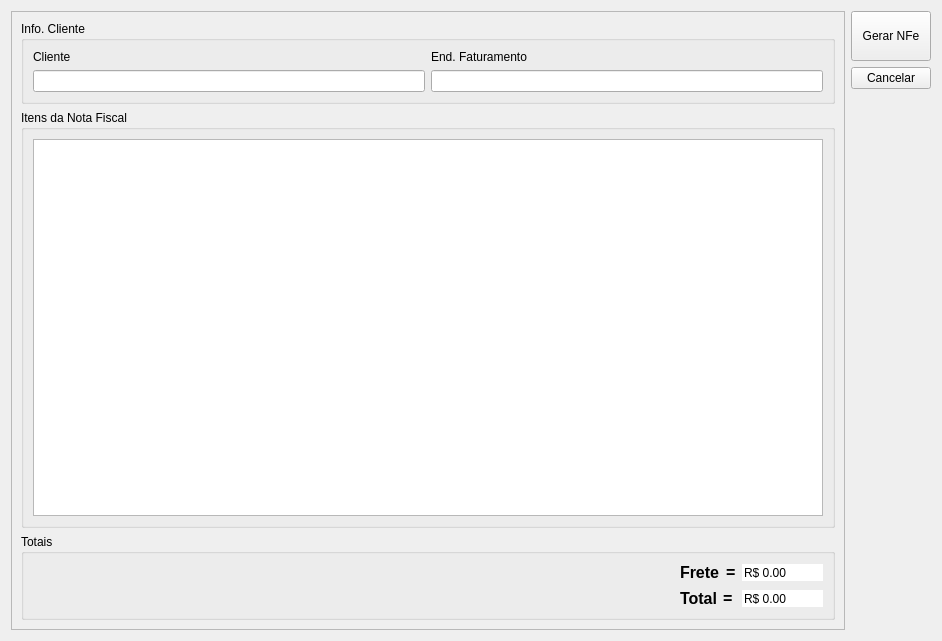
Qt form cadastrarnfe.ui (lellisls/ERP-STACCATO) before a commit.
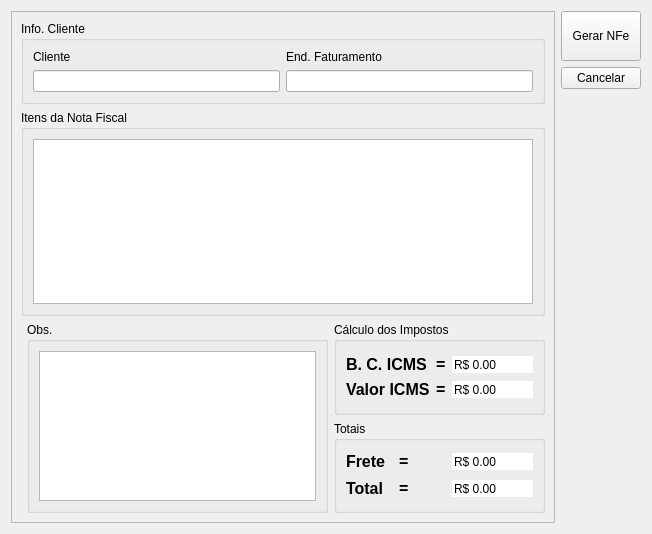
The same form after that commit. Custom widgets are drawn as their Qt base class.

Commit message: Novos campos na ui de NFe

Patch:
```diff
--- a/cadastrarnfe.ui
+++ b/cadastrarnfe.ui
@@ -9,8 +9,8 @@
    <rect>
     <x>0</x>
     <y>0</y>
-    <width>942</width>
-    <height>641</height>
+    <width>652</width>
+    <height>534</height>
    </rect>
   </property>
   <property name="windowTitle">
@@ -32,7 +32,7 @@
       <enum>QFrame::Raised</enum>
      </property>
      <layout class="QGridLayout" name="gridLayout">
-      <item row="0" column="0">
+      <item row="0" column="0" colspan="3">
        <widget class="QGroupBox" name="groupBox">
         <property name="title">
          <string>Info. Cliente</string>
@@ -61,38 +61,13 @@
         </layout>
        </widget>
       </item>
-      <item row="1" column="0">
-       <widget class="QGroupBox" name="groupBox_2">
-        <property name="title">
-         <string>Itens da Nota Fiscal</string>
-        </property>
-        <layout class="QGridLayout" name="gridLayout_5">
-         <item row="0" column="0">
-          <widget class="QTableView" name="tableView"/>
-         </item>
-        </layout>
-       </widget>
-      </item>
-      <item row="2" column="0">
+      <item row="4" column="2">
        <widget class="QGroupBox" name="groupBox_3">
         <property name="title">
          <string>Totais</string>
         </property>
         <layout class="QGridLayout" name="gridLayout_7">
-         <item row="0" column="0">
-          <spacer name="horizontalSpacer">
-           <property name="orientation">
-            <enum>Qt::Horizontal</enum>
-           </property>
-           <property name="sizeHint" stdset="0">
-            <size>
-             <width>40</width>
-             <height>20</height>
-            </size>
-           </property>
-          </spacer>
-         </item>
-         <item row="1" column="1">
+         <item row="1" column="0">
           <layout class="QGridLayout" name="gridLayout_6">
            <item row="0" column="0">
             <widget class="QLabel" name="label_16">
@@ -155,7 +130,7 @@
            </item>
           </layout>
          </item>
-         <item row="0" column="1">
+         <item row="0" column="0">
           <layout class="QGridLayout" name="gridLayout_4">
            <item row="0" column="1">
             <widget class="QLabel" name="label_4">
@@ -221,6 +196,190 @@
         </layout>
        </widget>
       </item>
+      <item row="3" column="2">
+       <widget class="QGroupBox" name="groupBox_4">
+        <property name="title">
+         <string>Cálculo dos Impostos</string>
+        </property>
+        <layout class="QGridLayout" name="gridLayout_9">
+         <item row="1" column="0">
+          <layout class="QGridLayout" name="gridLayout_8">
+           <item row="1" column="0">
+            <widget class="QLabel" name="label_18">
+             <property name="font">
+              <font>
+               <pointsize>12</pointsize>
+               <weight>75</weight>
+               <bold>true</bold>
+              </font>
+             </property>
+             <property name="text">
+              <string>Valor ICMS</string>
+             </property>
+             <property name="alignment">
+              <set>Qt::AlignLeading|Qt::AlignLeft|Qt::AlignVCenter</set>
+             </property>
+            </widget>
+           </item>
+           <item row="0" column="2">
+            <widget class="QDoubleSpinBox" name="doubleSpinBoxBCICMS">
+             <property name="toolTip">
+              <string>&lt;html&gt;&lt;head/&gt;&lt;body&gt;&lt;p&gt;Valor total do orçamento, com desconto final.&lt;/p&gt;&lt;/body&gt;&lt;/html&gt;</string>
+             </property>
+             <property name="wrapping">
+              <bool>false</bool>
+             </property>
+             <property name="frame">
+              <bool>false</bool>
+             </property>
+             <property name="readOnly">
+              <bool>true</bool>
+             </property>
+             <property name="buttonSymbols">
+              <enum>QAbstractSpinBox::NoButtons</enum>
+             </property>
+             <property name="correctionMode">
+              <enum>QAbstractSpinBox::CorrectToNearestValue</enum>
+             </property>
+             <property name="prefix">
+              <string>R$ </string>
+             </property>
+             <property name="maximum">
+              <double>9999999.000000000000000</double>
+             </property>
+            </widget>
+           </item>
+           <item row="0" column="0">
+            <widget class="QLabel" name="label_17">
+             <property name="font">
+              <font>
+               <pointsize>12</pointsize>
+               <weight>75</weight>
+               <bold>true</bold>
+              </font>
+             </property>
+             <property name="text">
+              <string>B. C. ICMS</string>
+             </property>
+             <property name="alignment">
+              <set>Qt::AlignLeading|Qt::AlignLeft|Qt::AlignVCenter</set>
+             </property>
+            </widget>
+           </item>
+           <item row="1" column="1">
+            <widget class="QLabel" name="label_7">
+             <property name="font">
+              <font>
+               <pointsize>12</pointsize>
+               <weight>75</weight>
+               <bold>true</bold>
+              </font>
+             </property>
+             <property name="text">
+              <string>=</string>
+             </property>
+            </widget>
+           </item>
+           <item row="1" column="2">
+            <widget class="QDoubleSpinBox" name="doubleSpinBoxVlICMS">
+             <property name="toolTip">
+              <string>&lt;html&gt;&lt;head/&gt;&lt;body&gt;&lt;p&gt;Valor total do orçamento, com desconto final.&lt;/p&gt;&lt;/body&gt;&lt;/html&gt;</string>
+             </property>
+             <property name="wrapping">
+              <bool>false</bool>
+             </property>
+             <property name="frame">
+              <bool>false</bool>
+             </property>
+             <property name="readOnly">
+              <bool>true</bool>
+             </property>
+             <property name="buttonSymbols">
+              <enum>QAbstractSpinBox::NoButtons</enum>
+             </property>
+             <property name="correctionMode">
+              <enum>QAbstractSpinBox::CorrectToNearestValue</enum>
+             </property>
+             <property name="prefix">
+              <string>R$ </string>
+             </property>
+             <property name="maximum">
+              <double>9999999.000000000000000</double>
+             </property>
+            </widget>
+           </item>
+           <item row="0" column="1">
+            <widget class="QLabel" name="label_6">
+             <property name="font">
+              <font>
+               <pointsize>12</pointsize>
+               <weight>75</weight>
+               <bold>true</bold>
+              </font>
+             </property>
+             <property name="text">
+              <string>=</string>
+             </property>
+            </widget>
+           </item>
+          </layout>
+         </item>
+        </layout>
+       </widget>
+      </item>
+      <item row="1" column="0" colspan="3">
+       <widget class="QGroupBox" name="groupBox_2">
+        <property name="title">
+         <string>Itens da Nota Fiscal</string>
+        </property>
+        <layout class="QGridLayout" name="gridLayout_5">
+         <item row="0" column="0">
+          <widget class="QTableView" name="tableView">
+           <property name="minimumSize">
+            <size>
+             <width>0</width>
+             <height>0</height>
+            </size>
+           </property>
+          </widget>
+         </item>
+        </layout>
+       </widget>
+      </item>
+      <item row="3" column="1" rowspan="2">
+       <widget class="QGroupBox" name="groupBox_5">
+        <property name="title">
+         <string>Obs.</string>
+        </property>
+        <layout class="QGridLayout" name="gridLayout_10">
+         <item row="0" column="0">
+          <widget class="QTextEdit" name="textEdit">
+           <property name="sizePolicy">
+            <sizepolicy hsizetype="Expanding" vsizetype="Fixed">
+             <horstretch>0</horstretch>
+             <verstretch>0</verstretch>
+            </sizepolicy>
+           </property>
+           <property name="minimumSize">
+            <size>
+             <width>0</width>
+             <height>0</height>
+            </size>
+           </property>
+           <property name="maximumSize">
+            <size>
+             <width>16777215</width>
+             <height>150</height>
+            </size>
+           </property>
+           <property name="readOnly">
+            <bool>true</bool>
+           </property>
+          </widget>
+         </item>
+        </layout>
+       </widget>
+      </item>
      </layout>
     </widget>
    </item>
```
Left out of the diff: 98 changed lines with no effect on the pictures.
